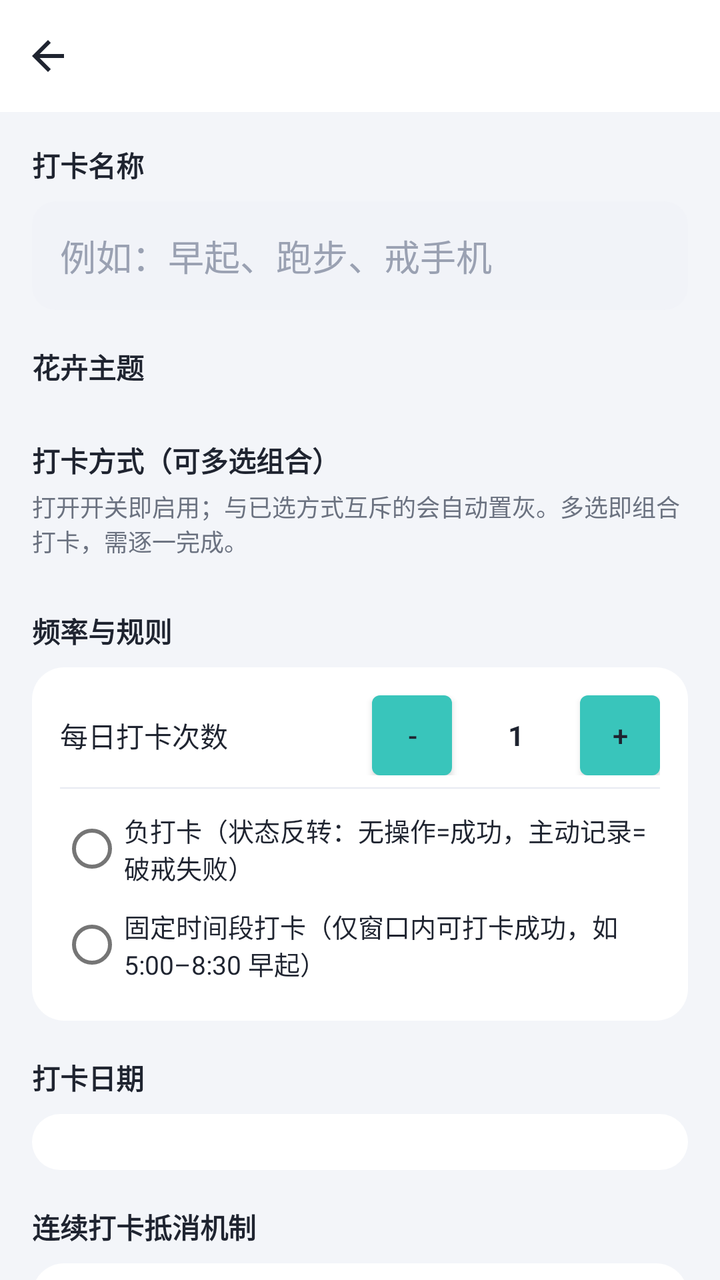
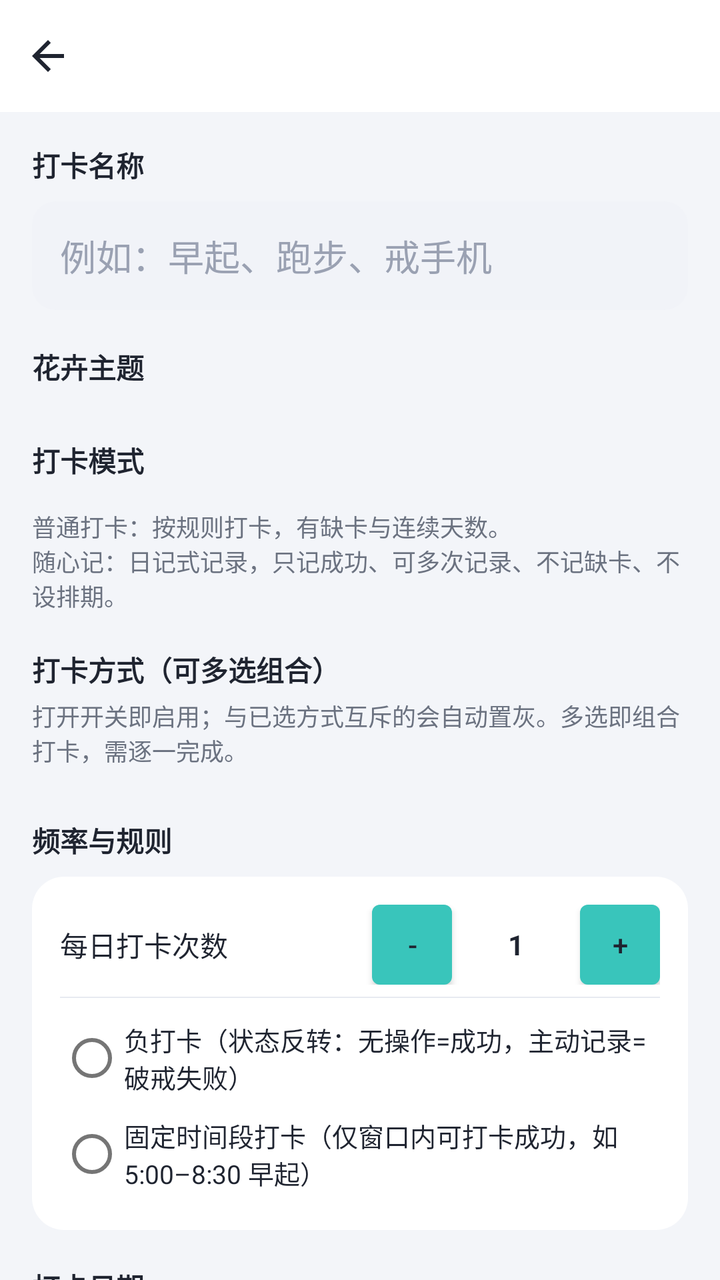

The first picture is an Android layout as it rendered before a commit; the second is the same layout after the commit. The layout source and the unified diff follow.
<!-- AndroidManifest.xml: application theme Theme.Checkin -->
<!-- res/layout/activity_create_item.xml -->
<?xml version="1.0" encoding="utf-8"?>
<LinearLayout xmlns:android="http://schemas.android.com/apk/res/android"
    android:layout_width="match_parent"
    android:layout_height="match_parent"
    android:background="@color/bg_page"
    android:orientation="vertical">

    <include android:id="@+id/topbar" layout="@layout/view_topbar" />

    <ScrollView
        android:layout_width="match_parent"
        android:layout_height="0dp"
        android:layout_weight="1"
        android:scrollbars="none">

        <LinearLayout
            android:layout_width="match_parent"
            android:layout_height="wrap_content"
            android:orientation="vertical"
            android:padding="16dp">

            
            <TextView style="@style/SectionTitle" android:text="打卡名称" />
            <EditText
                android:id="@+id/et_name"
                android:layout_width="match_parent"
                android:layout_height="wrap_content"
                android:layout_marginTop="8dp"
                android:background="@drawable/bg_input"
                android:hint="例如：早起、跑步、戒手机"
                android:inputType="text"
                android:maxLength="20"
                android:padding="14dp"
                android:textColor="@color/text_primary"
                android:textColorHint="@color/text_hint" />

            
            <TextView style="@style/SectionTitle" android:layout_marginTop="18dp" android:text="花卉主题" />
            <HorizontalScrollView
                android:layout_width="match_parent"
                android:layout_height="wrap_content"
                android:layout_marginTop="8dp"
                android:scrollbars="none">
                <LinearLayout
                    android:id="@+id/theme_container"
                    android:layout_width="wrap_content"
                    android:layout_height="wrap_content"
                    android:orientation="horizontal" />
            </HorizontalScrollView>

            
            <TextView style="@style/SectionTitle" android:layout_marginTop="18dp" android:text="打卡方式（可多选组合）" />
            <TextView
                android:layout_width="match_parent"
                android:layout_height="wrap_content"
                android:layout_marginTop="4dp"
                android:text="打开开关即启用；与已选方式互斥的会自动置灰。多选即组合打卡，需逐一完成。"
                android:textColor="@color/text_secondary"
                android:textSize="12sp" />
            <LinearLayout
                android:id="@+id/method_container"
                android:layout_width="match_parent"
                android:layout_height="wrap_content"
                android:layout_marginTop="8dp"
                android:orientation="vertical" />

            
            <TextView style="@style/SectionTitle" android:layout_marginTop="18dp" android:text="频率与规则" />
            <LinearLayout
                android:layout_width="match_parent"
                android:layout_height="wrap_content"
                android:layout_marginTop="8dp"
                android:background="@drawable/bg_card"
                android:orientation="vertical"
                android:padding="14dp">

                <LinearLayout
                    android:layout_width="match_parent"
                    android:layout_height="wrap_content"
                    android:gravity="center_vertical"
                    android:orientation="horizontal">
                    <TextView
                        android:layout_width="0dp"
                        android:layout_height="wrap_content"
                        android:layout_weight="1"
                        android:text="每日打卡次数"
                        android:textColor="@color/text_primary" />
                    <Button
                        android:id="@+id/btn_limit_minus"
                        android:layout_width="40dp"
                        android:layout_height="40dp"
                        android:insetTop="0dp" android:insetBottom="0dp"
                        android:padding="0dp"
                        android:text="-"
                        android:textColor="@color/text_primary" />
                    <TextView
                        android:id="@+id/tv_limit"
                        android:layout_width="64dp"
                        android:layout_height="wrap_content"
                        android:gravity="center"
                        android:text="1"
                        android:textColor="@color/text_primary"
                        android:textStyle="bold" />
                    <Button
                        android:id="@+id/btn_limit_plus"
                        android:layout_width="40dp"
                        android:layout_height="40dp"
                        android:insetTop="0dp" android:insetBottom="0dp"
                        android:padding="0dp"
                        android:text="+"
                        android:textColor="@color/text_primary" />
                </LinearLayout>

                <View android:layout_width="match_parent" android:layout_height="0.5dp" android:layout_marginVertical="6dp" android:background="@color/divider" />

                <RadioButton
                    android:id="@+id/cb_negative"
                    android:layout_width="match_parent"
                    android:layout_height="wrap_content"
                    android:text="负打卡（状态反转：无操作=成功，主动记录=破戒失败）"
                    android:textColor="@color/text_primary"
                    android:textSize="13sp" />

                <RadioButton
                    android:id="@+id/cb_time_window"
                    android:layout_width="match_parent"
                    android:layout_height="wrap_content"
                    android:text="固定时间段打卡（仅窗口内可打卡成功，如 5:00–8:30 早起）"
                    android:textColor="@color/text_primary"
                    android:textSize="13sp" />

                <LinearLayout
                    android:id="@+id/tw_panel"
                    android:layout_width="match_parent"
                    android:layout_height="wrap_content"
                    android:orientation="vertical"
                    android:visibility="gone">

                    <LinearLayout
                        android:layout_width="match_parent"
                        android:layout_height="wrap_content"
                        android:gravity="center_vertical"
                        android:orientation="horizontal"
                        android:paddingHorizontal="12dp">
                        <TextView android:layout_width="wrap_content" android:layout_height="wrap_content" android:text="开始  " android:textColor="@color/text_secondary"/>
                        <Button android:id="@+id/btn_tw_start" android:layout_width="wrap_content" android:layout_height="wrap_content" android:insetTop="0dp" android:insetBottom="0dp" android:text="05:00" android:textColor="@color/brand_dark"/>
                        <TextView android:layout_width="wrap_content" android:layout_height="wrap_content" android:layout_marginStart="16dp" android:text="结束  " android:textColor="@color/text_secondary"/>
                        <Button android:id="@+id/btn_tw_end" android:layout_width="wrap_content" android:layout_height="wrap_content" android:insetTop="0dp" android:insetBottom="0dp" android:text="08:30" android:textColor="@color/brand_dark"/>
                    </LinearLayout>

                    <TextView
                        android:id="@+id/tv_tw_hint"
                        android:layout_width="match_parent"
                        android:layout_height="wrap_content"
                        android:paddingHorizontal="12dp"
                        android:textColor="@color/text_secondary"
                        android:textSize="12sp"
                        android:text="仅在所选时间段内可打卡成功；不支持跨天（如 23:00–01:00）；开启后将无法选择自动打卡。" />
                </LinearLayout>

            </LinearLayout>

            
            <TextView style="@style/SectionTitle" android:layout_marginTop="18dp" android:text="打卡日期" />
            <LinearLayout
                android:id="@+id/schedule_container"
                android:layout_width="match_parent"
                android:layout_height="wrap_content"
                android:layout_marginTop="8dp"
                android:background="@drawable/bg_card"
                android:orientation="vertical"
                android:padding="14dp">
            </LinearLayout>

            
            <TextView style="@style/SectionTitle" android:layout_marginTop="18dp" android:text="连续打卡抵消机制" />
            <LinearLayout
                android:layout_width="match_parent"
                android:layout_height="wrap_content"
                android:layout_marginTop="8dp"
                android:background="@drawable/bg_card"
                android:orientation="vertical"
                android:padding="14dp">

                <CheckBox
                    android:id="@+id/cb_offset"
                    android:layout_width="match_parent"
                    android:layout_height="wrap_content"
                    android:text="开启抵消机会（🛡️可补漏签）"
                    android:textColor="@color/text_primary" />

                <LinearLayout
                    android:id="@+id/offset_panel"
                    android:layout_width="match_parent"
                    android:layout_height="wrap_content"
                    android:orientation="vertical"
                    android:visibility="gone">

                    <RadioGroup
                        android:id="@+id/rg_offset_mode"
                        android:layout_width="match_parent"
                        android:layout_height="wrap_content"
                        android:orientation="vertical">
                        <RadioButton android:id="@+id/rb_mode_a" android:layout_width="match_parent" android:layout_height="wrap_content" android:checked="true" android:text="模式A 累积型：每连续N天得1次，可累积" android:textColor="@color/text_primary"/>
                        <RadioButton android:id="@+id/rb_mode_b" android:layout_width="match_parent" android:layout_height="wrap_content" android:text="模式B 阈值型：连续达N天补满k次（不叠加）" android:textColor="@color/text_primary"/>
                        <RadioButton android:id="@+id/rb_mode_c" android:layout_width="match_parent" android:layout_height="wrap_content" android:text="模式C 周期型：每N天周期得k次" android:textColor="@color/text_primary"/>
                    </RadioGroup>

                    <LinearLayout
                        android:layout_width="match_parent"
                        android:layout_height="wrap_content"
                        android:layout_marginTop="6dp"
                        android:gravity="center_vertical"
                        android:orientation="horizontal">
                        <TextView android:layout_width="wrap_content" android:layout_height="wrap_content" android:text="连续天数 N=" android:textColor="@color/text_primary"/>
                        <EditText android:id="@+id/et_offset_n" android:layout_width="70dp" android:layout_height="wrap_content" android:background="@drawable/bg_input" android:inputType="number" android:padding="10dp" android:text="3" android:textColor="@color/text_primary"/>
                        <TextView android:id="@+id/tv_k_label" android:layout_width="wrap_content" android:layout_height="wrap_content" android:layout_marginStart="16dp" android:text="次数 k=" android:textColor="@color/text_primary"/>
                        <EditText android:id="@+id/et_offset_k" android:layout_width="70dp" android:layout_height="wrap_content" android:background="@drawable/bg_input" android:inputType="number" android:padding="10dp" android:text="1" android:textColor="@color/text_primary"/>
                    </LinearLayout>

                    <CheckBox
                        android:id="@+id/cb_offset_auto"
                        android:layout_width="match_parent"
                        android:layout_height="wrap_content"
                        android:layout_marginTop="6dp"
                        android:text="漏签时自动消耗（关闭则手动点日期补签）"
                        android:textColor="@color/text_primary"
                        android:textSize="13sp" />
                </LinearLayout>
            </LinearLayout>

            
            <TextView style="@style/SectionTitle" android:layout_marginTop="18dp" android:text="逻辑修改策略（创建后不可更改）" />
            <RadioGroup
                android:layout_width="match_parent"
                android:layout_height="wrap_content"
                android:layout_marginTop="8dp"
                android:background="@drawable/bg_card"
                android:orientation="vertical"
                android:padding="14dp">
                <RadioButton android:id="@+id/rb_locked" android:layout_width="match_parent" android:layout_height="wrap_content" android:checked="true" android:text="不可修改（规则创建后锁定）" android:textColor="@color/text_primary"/>
                <RadioButton android:id="@+id/rb_interval" android:layout_width="match_parent" android:layout_height="wrap_content" android:text="每 N 天可修改一次" android:textColor="@color/text_primary"/>
                <LinearLayout
                    android:id="@+id/interval_panel"
                    android:layout_width="match_parent"
                    android:layout_height="wrap_content"
                    android:gravity="center_vertical"
                    android:orientation="horizontal"
                    android:paddingStart="12dp"
                    android:visibility="gone">
                    <TextView android:layout_width="wrap_content" android:layout_height="wrap_content" android:text="间隔天数 N =" android:textColor="@color/text_primary"/>
                    <EditText android:id="@+id/et_interval" android:layout_width="80dp" android:layout_height="wrap_content" android:layout_marginStart="8dp" android:background="@drawable/bg_input" android:inputType="number" android:padding="10dp" android:text="7" android:textColor="@color/text_primary"/>
                    <TextView android:layout_width="wrap_content" android:layout_height="wrap_content" android:text=" 天" android:textColor="@color/text_secondary"/>
                </LinearLayout>
            </RadioGroup>

            <Button
                android:id="@+id/btn_save"
                style="@style/PrimaryButton"
                android:layout_width="match_parent"
                android:layout_marginTop="24dp"
                android:layout_marginBottom="20dp"
                android:text="保存打卡项" />
        </LinearLayout>
    </ScrollView>
</LinearLayout>
<!-- res/layout/view_topbar.xml (included above) -->
<?xml version="1.0" encoding="utf-8"?>
<LinearLayout xmlns:android="http://schemas.android.com/apk/res/android"
    android:layout_width="match_parent"
    android:layout_height="56dp"
    android:background="@color/white"
    android:gravity="center_vertical"
    android:orientation="horizontal">

    <ImageButton
        android:id="@+id/btn_back"
        android:layout_width="48dp"
        android:layout_height="48dp"
        android:background="?attr/selectableItemBackgroundBorderless"
        android:contentDescription="返回"
        android:src="@drawable/ic_back" />

    <FrameLayout
        android:layout_width="0dp"
        android:layout_height="match_parent"
        android:layout_weight="1">

        <TextView
            android:id="@+id/tv_title"
            android:layout_width="wrap_content"
            android:layout_height="wrap_content"
            android:layout_gravity="center"
            android:textColor="@color/text_primary"
            android:textSize="17sp"
            android:textStyle="bold" />
    </FrameLayout>

    <FrameLayout
        android:id="@+id/title_right_container"
        android:layout_width="wrap_content"
        android:layout_height="match_parent"
        android:minWidth="48dp" />
</LinearLayout>
<!-- resources referenced by this layout -->
<resources>
  <color name="bg_page">#F3F5F9</color>
  <color name="brand_dark">#1F9C94</color>
  <color name="divider">#E7EAF1</color>
  <color name="text_hint">#9AA1B2</color>
  <color name="text_primary">#1F2430</color>
  <color name="text_secondary">#6B7280</color>
  <color name="white">#FFFFFF</color>
  <!-- drawable bg_card (drawable) -->
  <?xml version="1.0" encoding="utf-8"?>
  <shape xmlns:android="http://schemas.android.com/apk/res/android" android:shape="rectangle">
      <solid android:color="@color/bg_card" />
      <corners android:radius="16dp" />
  </shape>
  <!-- drawable bg_input (drawable) -->
  <?xml version="1.0" encoding="utf-8"?>
  <shape xmlns:android="http://schemas.android.com/apk/res/android" android:shape="rectangle">
      <solid android:color="#F1F3F8" />
      <corners android:radius="12dp" />
  </shape>
  <!-- drawable ic_back (drawable) -->
  <vector xmlns:android="http://schemas.android.com/apk/res/android"
      android:width="24dp" android:height="24dp"
      android:viewportWidth="24" android:viewportHeight="24" android:tint="@color/text_primary">
      <path android:fillColor="@android:color/white" android:pathData="M20,11H7.83l5.59,-5.59L12,4l-8,8 8,8 1.41,-1.41L7.83,13H20v-2z"/>
  </vector>
  <style name="PrimaryButton" parent="Widget.MaterialComponents.Button">
          <item name="android:layout_height">52dp</item>
          <item name="cornerRadius">14dp</item>
          <item name="android:textSize">16sp</item>
          <item name="android:textStyle">bold</item>
          <item name="android:textColor">@color/white</item>
      </style>
  <style name="SectionTitle">
          <item name="android:layout_width">wrap_content</item>
          <item name="android:layout_height">wrap_content</item>
          <item name="android:textSize">14sp</item>
          <item name="android:textStyle">bold</item>
          <item name="android:textColor">@color/text_primary</item>
      </style>
  <style name="Theme.Checkin" parent="Theme.MaterialComponents.Light.NoActionBar">
          <item name="colorPrimary">@color/brand</item>
          <item name="colorPrimaryDark">@color/brand_dark</item>
          <item name="colorAccent">@color/brand</item>
          <item name="android:windowBackground">@color/bg_page</item>
          <item name="android:statusBarColor">@color/white</item>
          <item name="android:windowLightStatusBar">true</item>
          <item name="android:textColorPrimary">@color/text_primary</item>
          <item name="android:textColorSecondary">@color/text_secondary</item>
          <item name="bottomNavigationStyle">@style/Widget.Checkin.BottomNav</item>
      </style>
  <color name="bg_card">#FFFFFF</color>
  <color name="brand">#39C5BB</color>
  <style name="Widget.Checkin.BottomNav" parent="Widget.MaterialComponents.BottomNavigationView">
          <item name="itemTextColor">@color/nav_tint</item>
          <item name="itemIconTint">@color/nav_tint</item>
          <item name="backgroundTint">@color/white</item>
          <item name="elevation">10dp</item>
          <item name="labelVisibilityMode">labeled</item>
      </style>
</resources>

<!-- the commit's change to res/layout/activity_create_item.xml (unified diff, before → after) -->
@@ -47,6 +47,23 @@
                     android:layout_height="wrap_content"
                     android:orientation="horizontal" />
             </HorizontalScrollView>
+
+            
+            <TextView style="@style/SectionTitle" android:layout_marginTop="18dp" android:text="打卡模式" />
+            <LinearLayout
+                android:id="@+id/mode_container"
+                android:layout_width="match_parent"
+                android:layout_height="wrap_content"
+                android:layout_marginTop="8dp"
+                android:orientation="horizontal" />
+            <TextView
+                android:id="@+id/tv_mode_hint"
+                android:layout_width="match_parent"
+                android:layout_height="wrap_content"
+                android:layout_marginTop="6dp"
+                android:text="普通打卡：按规则打卡，有缺卡与连续天数。\n随心记：日记式记录，只记成功、可多次记录、不记缺卡、不设排期。"
+                android:textColor="@color/text_secondary"
+                android:textSize="12sp" />
 
             
             <TextView style="@style/SectionTitle" android:layout_marginTop="18dp" android:text="打卡方式（可多选组合）" />
